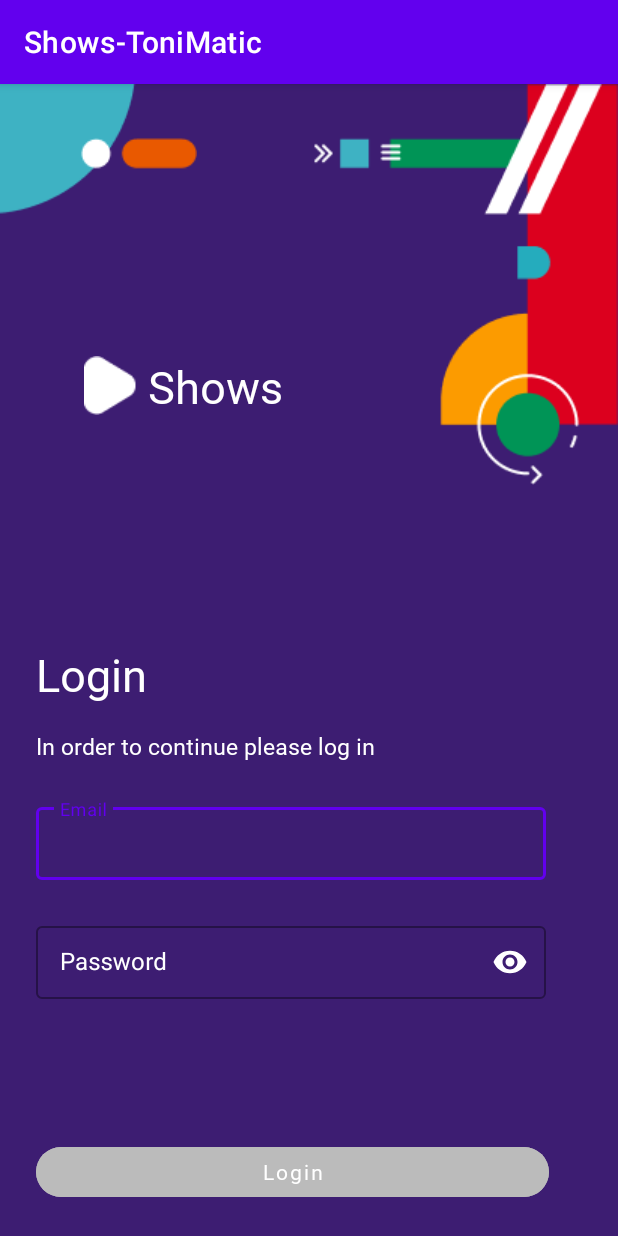
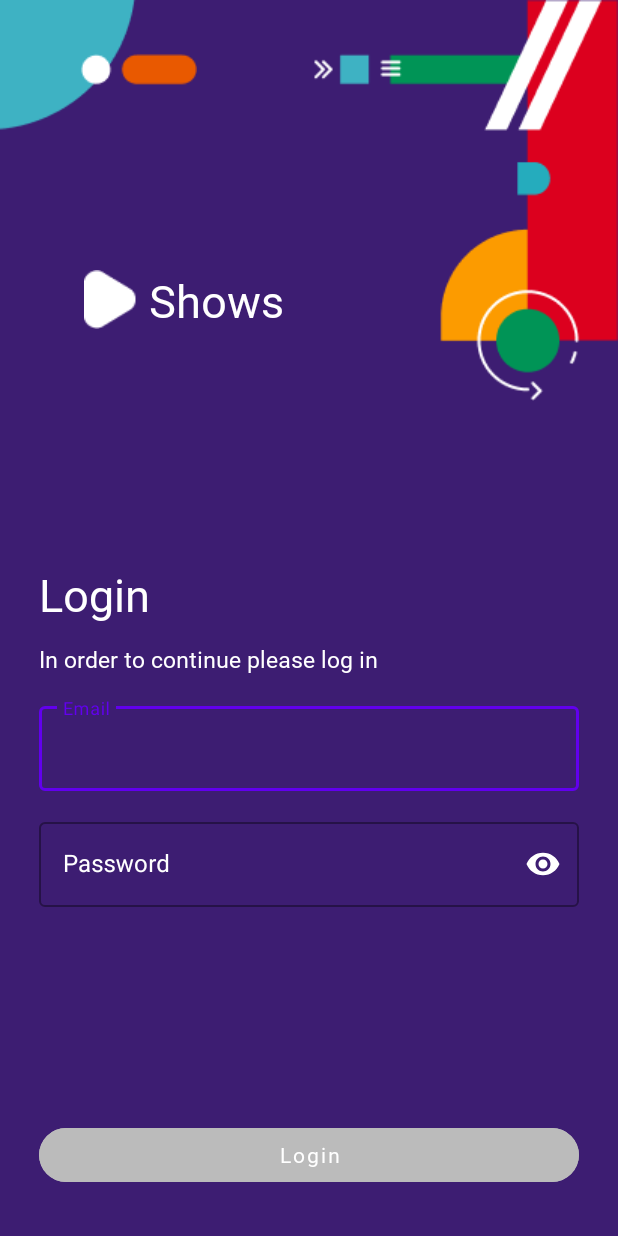
Before and after one commit to matic-toni/isa-shows-app-matic-toni, an Android app: the screen it shows after launch (LoginActivity), on a phone screen of 412 x 824 dp. Run offline under Robolectric (Android 15) with nearby library versions, the phone set to English and light mode, and no system bars.

Commit message:
Removed toolbar, hardcoded values replaced with better alternatives, fixed code duplicating, renamed some functions

```diff
--- a/app/src/main/AndroidManifest.xml
+++ b/app/src/main/AndroidManifest.xml
@@ -9,7 +9,7 @@
         android:roundIcon="@mipmap/ic_launcher_round"
         android:supportsRtl="true"
         android:theme="@style/Theme.ShowsToniMatic">
-        <activity android:name=".WelcomeActivity"></activity>
+        <activity android:name=".WelcomeActivity"/>
         <activity android:name=".LoginActivity">
             <intent-filter>
                 <action android:name="android.intent.action.MAIN" />
--- a/app/src/main/java/com/example/shows_tonimatic/LoginActivity.kt
+++ b/app/src/main/java/com/example/shows_tonimatic/LoginActivity.kt
@@ -1,27 +1,44 @@
 package com.example.shows_tonimatic
 
-import android.annotation.SuppressLint
 import android.graphics.Color
-import androidx.appcompat.app.AppCompatActivity
 import android.os.Bundle
 import android.util.Log
+import androidx.appcompat.app.AppCompatActivity
 import androidx.core.widget.addTextChangedListener
 import com.example.shows_tonimatic.databinding.ActivityLoginBinding
+import com.google.android.material.textfield.TextInputLayout
 
 class LoginActivity : AppCompatActivity() {
 
     private lateinit var binding : ActivityLoginBinding
 
-    @SuppressLint("ResourceAsColor")
     override fun onCreate(savedInstanceState: Bundle?) {
         super.onCreate(savedInstanceState)
 
         binding = ActivityLoginBinding.inflate(layoutInflater)
         setContentView(binding.root)
 
-        binding.emailEdit.editText?.addTextChangedListener {
-            val email = binding.emailEdit.editText?.text.toString()
-            val password = binding.passwordEdit.editText?.text.toString()
+        supportActionBar?.hide()
+
+        initEmailAndPassword(binding.emailEdit)
+        initEmailAndPassword(binding.passwordEdit)
+        initLoginButton()
+    }
+
+    private fun initLoginButton() {
+        binding.loginButton.setOnClickListener {
+            val intent =  WelcomeActivity.buildIntent(this, binding.emailEdit.editText?.text.toString().split("@").toTypedArray()[0])
+            startActivity(intent)
+        }
+    }
+
+    private fun initEmailAndPassword(obj: TextInputLayout) {
+        val emailEdit = binding.emailEdit.editText
+        val passwordEdit = binding.passwordEdit.editText
+
+        obj.editText?.addTextChangedListener {
+            val email = emailEdit?.text.toString()
+            val password = passwordEdit?.text.toString()
 
             if (email.isEmpty() || password.length < 6) {
                 binding.loginButton.isEnabled = false
@@ -34,30 +51,5 @@ class LoginActivity : AppCompatActivity() {
                 binding.loginButton.setTextColor(Color.parseColor("#52368C"))
             }
         }
-
-        binding.passwordEdit.editText?.addTextChangedListener {
-            val email = binding.emailEdit.editText?.text.toString()
-            val password = binding.passwordEdit.editText?.text.toString()
-
-            if (email.isEmpty() || password.length < 6) {
-                binding.loginButton.isEnabled = false
-                binding.loginButton.setBackgroundColor(Color.parseColor("#BBBBBB"))
-                binding.loginButton.setTextColor(Color.WHITE)
-                Log.d("Error:", "Wrong values!")
-            } else {
-                binding.loginButton.isEnabled = true
-                binding.loginButton.setBackgroundColor(Color.WHITE)
-                binding.loginButton.setTextColor(Color.parseColor("#52368C"))
-            }
-        }
-
-        initExplicitIntent()
-    }
-
-    private fun initExplicitIntent() {
-        binding.loginButton.setOnClickListener {
-            val intent =  WelcomeActivity.buildIntent(this, binding.emailEdit.editText?.text.toString().split("@").toTypedArray()[0])
-            startActivity(intent)
-        }
     }
 }
--- a/app/src/main/java/com/example/shows_tonimatic/WelcomeActivity.kt
+++ b/app/src/main/java/com/example/shows_tonimatic/WelcomeActivity.kt
@@ -28,6 +28,8 @@ class WelcomeActivity : AppCompatActivity() {
         binding = ActivityWelcomeBinding.inflate(layoutInflater)
         setContentView(binding.root)
 
+        supportActionBar?.hide()
+
         val username = intent.extras?.getString(EXTRA_EMAIL)
 
         val text = binding.welcomeText.text.toString() + username + "!"
--- a/app/src/main/res/layout/activity_login.xml
+++ b/app/src/main/res/layout/activity_login.xml
@@ -27,17 +27,17 @@
         android:layout_height="wrap_content"
         app:layout_constraintTop_toTopOf="parent"
         app:layout_constraintStart_toStartOf="parent"
-        android:layout_marginTop="181.37dp"
+        android:layout_marginTop="180dp"
         android:layout_marginStart="56dp"
         android:src="@drawable/triangle"/>
 
     <TextView
-        android:layout_width="104dp"
-        android:layout_height="41dp"
+        android:layout_width="wrap_content"
+        android:layout_height="wrap_content"
         app:layout_constraintTop_toTopOf="parent"
         app:layout_constraintStart_toEndOf="@id/triangle"
-        android:layout_marginTop="181.37dp"
-        android:layout_marginStart="0dp"
+        android:layout_marginTop="180dp"
+        android:layout_marginStart="8dp"
         android:textSize="30sp"
         android:fontFamily="@font/roboto"
         android:textColor="@color/white"
@@ -46,12 +46,12 @@
 
     <TextView
         android:id="@+id/loginText"
-        android:layout_width="88dp"
-        android:layout_height="41dp"
+        android:layout_width="wrap_content"
+        android:layout_height="wrap_content"
         app:layout_constraintTop_toTopOf="parent"
         app:layout_constraintStart_toStartOf="parent"
-        android:layout_marginTop="373dp"
-        android:layout_marginStart="24dp"
+        android:layout_marginTop="376dp"
+        android:layout_marginStart="26dp"
         android:textSize="30sp"
         android:fontFamily="@font/roboto"
         android:textColor="@color/white"
@@ -59,12 +59,13 @@
 
     <TextView
         android:id="@+id/instructionText"
-        android:layout_width="342dp"
-        android:layout_height="20dp"
+        android:layout_width="0dp"
+        android:layout_height="wrap_content"
         app:layout_constraintTop_toBottomOf="@id/loginText"
         app:layout_constraintStart_toStartOf="parent"
-        android:layout_marginTop="16dp"
-        android:layout_marginStart="24dp"
+        app:layout_constraintEnd_toEndOf="parent"
+        android:layout_marginTop="12dp"
+        android:layout_marginStart="26dp"
         android:fontFamily="@font/roboto"
         android:textColor="@color/white"
         android:textSize="15sp"
@@ -72,17 +73,20 @@
 
     <com.google.android.material.textfield.TextInputLayout
         android:id="@+id/emailEdit"
-        android:layout_width="340dp"
-        android:layout_height="54dp"
+        android:layout_width="0dp"
+        android:layout_height="wrap_content"
         app:layout_constraintStart_toStartOf="parent"
         app:layout_constraintTop_toBottomOf="@id/instructionText"
-        android:layout_marginStart="24dp"
-        android:layout_marginTop="26dp"
+        app:layout_constraintEnd_toEndOf="parent"
+        android:layout_marginStart="26dp"
+        android:layout_marginEnd="26dp"
+        android:layout_marginTop="15dp"
+
         android:textColorHint="@color/white"
         style="@style/Widget.MaterialComponents.TextInputLayout.OutlinedBox"
         android:hint="Email" >
 
-        <EditText
+        <com.google.android.material.textfield.TextInputEditText
             android:layout_width="match_parent"
             android:layout_height="match_parent"
             android:textColor="@color/white"
@@ -92,12 +96,14 @@
 
     <com.google.android.material.textfield.TextInputLayout
         android:id="@+id/passwordEdit"
-        android:layout_width="340dp"
-        android:layout_height="54dp"
+        android:layout_width="0dp"
+        android:layout_height="wrap_content"
         app:layout_constraintStart_toStartOf="parent"
+        app:layout_constraintEnd_toEndOf="parent"
         app:layout_constraintTop_toBottomOf="@id/emailEdit"
-        android:layout_marginStart="24dp"
-        android:layout_marginTop="25dp"
+        android:layout_marginStart="26dp"
+        android:layout_marginEnd="26dp"
+        android:layout_marginTop="15dp"
         app:passwordToggleEnabled="true"
         app:passwordToggleTint="@color/white"
         android:textColorHint="@color/white"
@@ -105,7 +111,7 @@
         style="@style/Widget.MaterialComponents.TextInputLayout.OutlinedBox"
         android:hint="Password" >
 
-        <EditText
+        <com.google.android.material.textfield.TextInputEditText
             android:layout_width="match_parent"
             android:layout_height="match_parent"
             android:inputType="textPassword"
@@ -116,12 +122,14 @@
 
     <com.google.android.material.button.MaterialButton
         android:id="@+id/loginButton"
-        android:layout_width="342dp"
-        android:layout_height="45dp"
+        android:layout_width="0dp"
+        android:layout_height="wrap_content"
         app:layout_constraintStart_toStartOf="parent"
+        app:layout_constraintEnd_toEndOf="parent"
         app:layout_constraintBottom_toBottomOf="parent"
-        android:layout_marginStart="24dp"
-        android:layout_marginBottom="20dp"
+        android:layout_marginStart="26dp"
+        android:layout_marginEnd="26dp"
+        android:layout_marginBottom="30dp"
         android:fontFamily="@font/roboto"
         android:textColor="@color/white"
         app:cornerRadius="30dp"
--- a/app/src/main/res/layout/activity_welcome.xml
+++ b/app/src/main/res/layout/activity_welcome.xml
@@ -17,10 +17,11 @@
         android:src="@drawable/welcome"/>
 
     <ImageView
-        android:layout_width="match_parent"
+        android:layout_width="0dp"
         android:layout_height="24dp"
         app:layout_constraintTop_toTopOf="parent"
         app:layout_constraintStart_toStartOf="parent"
+        app:layout_constraintEnd_toEndOf="parent"
         android:src="@drawable/bar"/>
 
     <TextView
```
